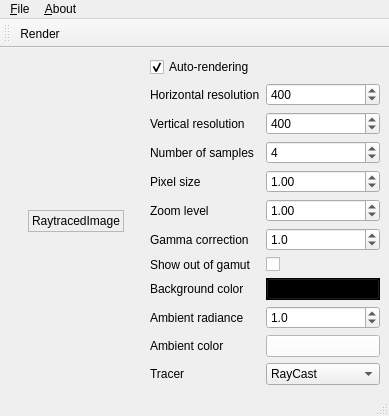
Before: the Qt Designer form projects/mainwindow.ui in thiagowfx/raytracer-lcg-2014, drawn with Qt 5.
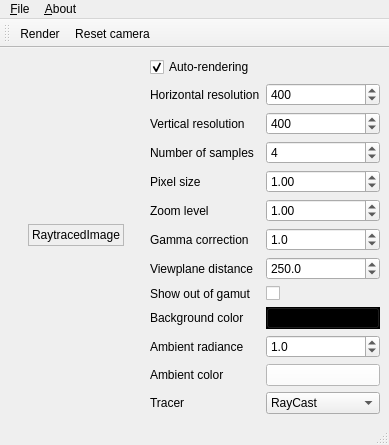
After: the same form once the commit is applied. Icons and pictures are not drawn.

Commit message: SEVERAL modifications. Modified the design of the sr.color/multipleobjects tracer, added dummy static constructor to the matte class, now it is much easier to create any matte objects, added set_up_camera_function, added reset camera feature, added viewplane distance to the interface (removed from the hotkey), WASD now moves through he xy plane (absolute coordinates), modified the constants, tweaks

What changed in the file:
```diff
--- a/projects/mainwindow.ui
+++ b/projects/mainwindow.ui
@@ -7,7 +7,7 @@
     <x>0</x>
     <y>0</y>
     <width>389</width>
-    <height>399</height>
+    <height>428</height>
    </rect>
   </property>
   <property name="focusPolicy">
@@ -167,14 +167,14 @@
         </property>
        </widget>
       </item>
-      <item row="7" column="0">
+      <item row="8" column="0">
        <widget class="QLabel" name="label_6">
         <property name="text">
          <string>Background color</string>
         </property>
        </widget>
       </item>
-      <item row="7" column="1">
+      <item row="8" column="1">
        <widget class="QPushButton" name="backgroundColorPushButton">
         <property name="palette">
          <palette>
@@ -599,14 +599,14 @@
         </property>
        </widget>
       </item>
-      <item row="8" column="0">
+      <item row="9" column="0">
        <widget class="QLabel" name="label_7">
         <property name="text">
          <string>Ambient radiance</string>
         </property>
        </widget>
       </item>
-      <item row="8" column="1">
+      <item row="9" column="1">
        <widget class="QDoubleSpinBox" name="ambientRadianceDoubleSpinBox">
         <property name="decimals">
          <number>1</number>
@@ -625,14 +625,14 @@
         </property>
        </widget>
       </item>
-      <item row="10" column="0">
+      <item row="11" column="0">
        <widget class="QLabel" name="label_8">
         <property name="text">
          <string>Tracer</string>
         </property>
        </widget>
       </item>
-      <item row="10" column="1">
+      <item row="11" column="1">
        <widget class="QComboBox" name="tracerComboBox">
         <item>
          <property name="text">
@@ -651,28 +651,28 @@
         </item>
        </widget>
       </item>
-      <item row="6" column="0">
+      <item row="7" column="0">
        <widget class="QLabel" name="label_9">
         <property name="text">
          <string>Show out of gamut</string>
         </property>
        </widget>
       </item>
-      <item row="6" column="1">
+      <item row="7" column="1">
        <widget class="QCheckBox" name="outOfGamutCheckBox">
         <property name="text">
          <string/>
         </property>
        </widget>
       </item>
-      <item row="9" column="0">
+      <item row="10" column="0">
        <widget class="QLabel" name="label_10">
         <property name="text">
          <string>Ambient color</string>
         </property>
        </widget>
       </item>
-      <item row="9" column="1">
+      <item row="10" column="1">
        <widget class="QPushButton" name="ambientColorPushButton">
         <property name="palette">
          <palette>
@@ -1114,6 +1114,32 @@
         </property>
        </widget>
       </item>
+      <item row="6" column="0">
+       <widget class="QLabel" name="label_12">
+        <property name="text">
+         <string>Viewplane distance</string>
+        </property>
+       </widget>
+      </item>
+      <item row="6" column="1">
+       <widget class="QDoubleSpinBox" name="viewPlaneDistanceDoubleSpinBox">
+        <property name="decimals">
+         <number>1</number>
+        </property>
+        <property name="minimum">
+         <double>1.000000000000000</double>
+        </property>
+        <property name="maximum">
+         <double>1000.000000000000000</double>
+        </property>
+        <property name="singleStep">
+         <double>5.000000000000000</double>
+        </property>
+        <property name="value">
+         <double>250.000000000000000</double>
+        </property>
+       </widget>
+      </item>
      </layout>
     </item>
    </layout>
@@ -1157,6 +1183,7 @@
     <bool>false</bool>
    </attribute>
    <addaction name="actionRender"/>
+   <addaction name="actionReset_camera"/>
   </widget>
   <action name="actionQuit">
    <property name="icon">
@@ -1204,6 +1231,11 @@
     <string>About Qt</string>
    </property>
   </action>
+  <action name="actionReset_camera">
+   <property name="text">
+    <string>Reset camera</string>
+   </property>
+  </action>
  </widget>
  <resources>
   <include location="resources.qrc"/>
```
Left out of the diff: 17 changed lines with no effect on the pictures. The commit also changes 20 other files.
